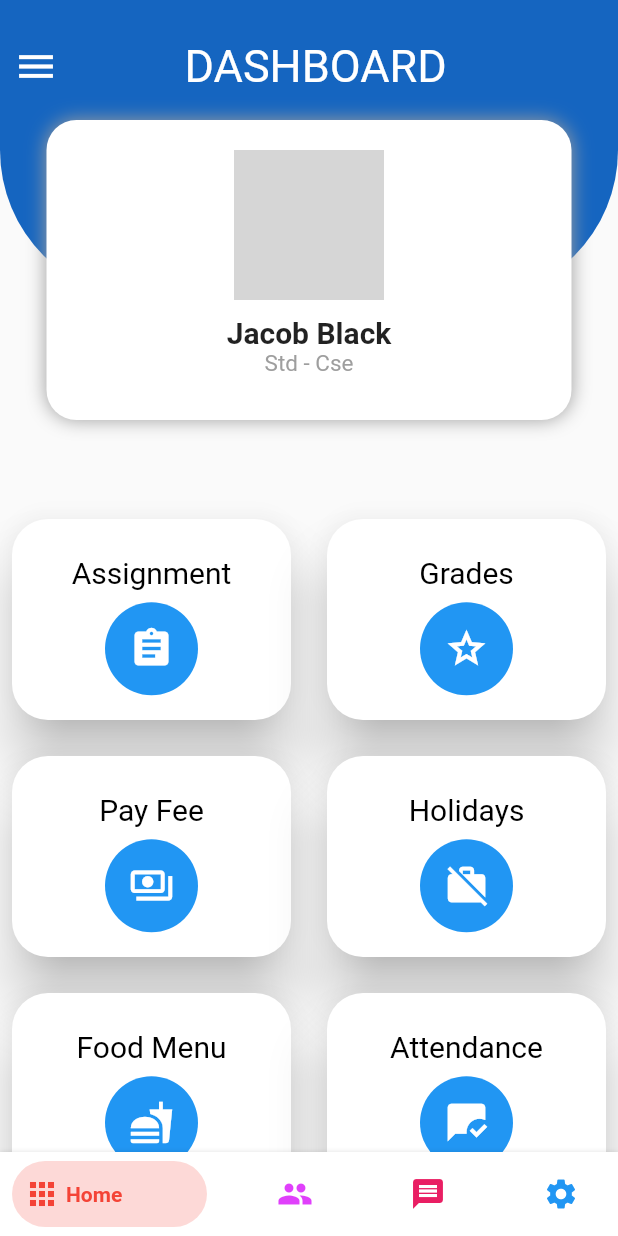
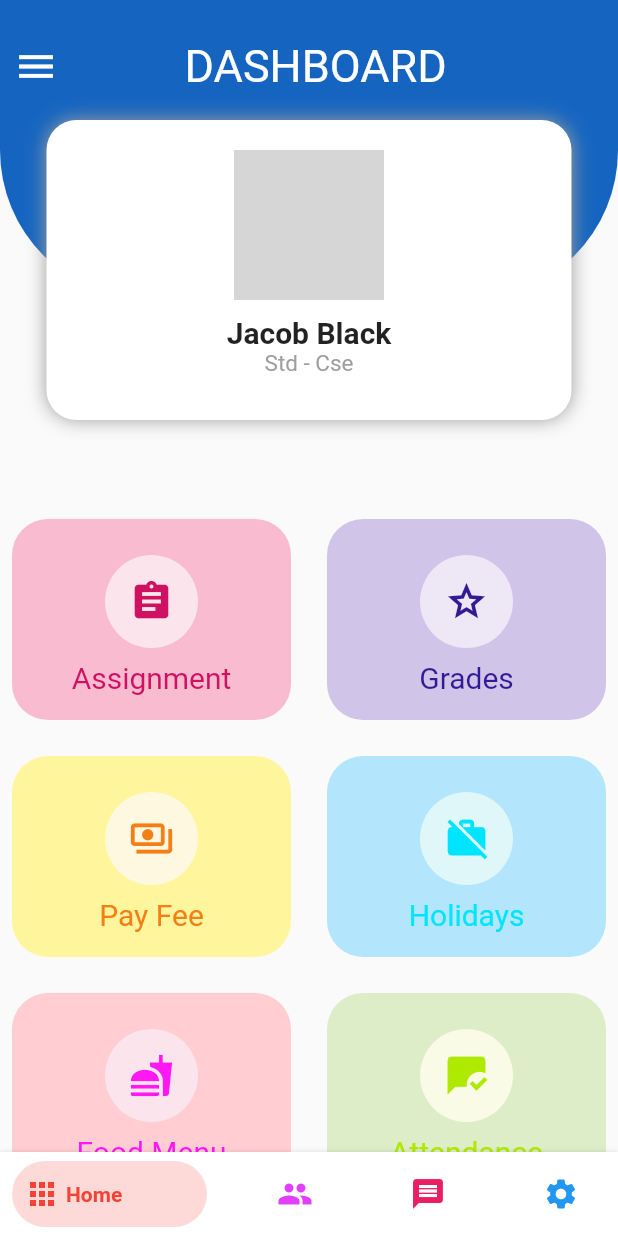
Before and after one commit to anurag-tekale/College-Management-App, a Flutter app: the Homescreen screen opened directly, on a phone screen of 412 x 824 dp. Run offline on Flutter 3.47's test engine with Material 2 defaults, Android fonts, the phone set to English and light mode, and no system bars; drawn by our look-alikes of bottom_navy_bar; our stand-ins replace flip_card, flutter_icons; missing offline and left inert: keyboard_visibility; network calls fail; grey boxes are pictures that could not be loaded.

Commit message:
dashboard,food menu,exam

```diff
--- a/lib/Pages/DashBoard/Students/Dashboard.dart
+++ b/lib/Pages/DashBoard/Students/Dashboard.dart
@@ -14,12 +14,13 @@ class Homescreen extends StatefulWidget {
 }
 
 class _HomescreenState extends State<Homescreen> {
-  Material MyItems(IconData icon, String heading, int color) {
+  Material MyItems(
+      IconData icon, String heading, int color1, int color2, int color3) {
     return Material(
-      color: Color(0xffFFFFFF),
-      shadowColor: Colors.black,
+      color: new Color(color1),
+      // shadowColor: Colors.black,
 
-      elevation: 16,
+      // elevation: 16,
       //shadowColor:
       borderRadius: BorderRadius.circular(24),
       child: Center(
@@ -31,27 +32,30 @@ class _HomescreenState extends State<Homescreen> {
               Column(
                 mainAxisAlignment: MainAxisAlignment.center,
                 children: <Widget>[
+                  SizedBox(
+                    height: 15,
+                  ),
+                  //icon button
+                  Material(
+                    color: new Color(color2),
+                    borderRadius: BorderRadius.circular(40),
+                    child: Padding(
+                      padding: const EdgeInsets.all(16),
+                      child: Icon(
+                        icon,
+                        color: new Color(color3),
+                        size: 30,
+                      ),
+                    ),
+                  ),
                   //text
                   Padding(
                     padding: const EdgeInsets.all(8),
                     child: Text(
                       heading,
                       style: TextStyle(
-                        color: Colors.black,
+                        color: new Color(color3),
                         fontSize: 20,
-                      ),
-                    ),
-                  ),
-                  //icon button
-                  Material(
-                    color: new Color(color),
-                    borderRadius: BorderRadius.circular(40),
-                    child: Padding(
-                      padding: const EdgeInsets.all(16),
-                      child: Icon(
-                        icon,
-                        color: Colors.white,
-                        size: 30,
                       ),
                     ),
                   ),
@@ -212,45 +216,49 @@ class _HomescreenState extends State<Homescreen> {
                     },
                     child: Padding(
                       padding: const EdgeInsets.all(8.0),
-                      child:
-                          MyItems(Icons.assignment, 'Assignment', 0xff2196F3),
+                      child: MyItems(Icons.assignment, 'Assignment', 0xffF8BBD0,
+                          0xffFCE4EC, 0xffCF1162),
                     ),
                   ),
                   Padding(
                     padding: const EdgeInsets.all(8.0),
-                    child: MyItems(Icons.grade_outlined, 'Grades', 0xff2196F3),
+                    child: MyItems(Icons.grade_outlined, 'Grades', 0xffD1C4E9,
+                        0xffEDE7F6, 0xff311B94),
                   ),
                   Padding(
                     padding: const EdgeInsets.all(8.0),
-                    child:
-                        MyItems(Icons.payments_outlined, 'Pay Fee', 0xff2196F3),
+                    child: MyItems(Icons.payments_outlined, 'Pay Fee',
+                        0xffFFF59D, 0xffFFF8E1, 0xffF57F17),
                   ),
                   Padding(
                     padding: const EdgeInsets.all(8.0),
-                    child: MyItems(Icons.work_off, 'Holidays', 0xff2196F3),
+                    child: MyItems(Icons.work_off, 'Holidays', 0xffB3E5Fc,
+                        0xffE0F7FA, 0xff00E5FF),
                   ),
                   Padding(
                     padding: const EdgeInsets.all(8.0),
-                    child: MyItems(Icons.fastfood, 'Food Menu', 0xff2196F3),
+                    child: MyItems(Icons.fastfood, 'Food Menu', 0xffffcdd2,
+                        0xffFCE4EC, 0xffff17f4),
                   ),
                   Padding(
                     padding: const EdgeInsets.all(8.0),
-                    child:
-                        MyItems(Icons.mark_chat_read, 'Attendance', 0xff2196F3),
+                    child: MyItems(Icons.mark_chat_read, 'Attendance',
+                        0xffdcedc8, 0xffF9fbe7, 0xfffaeea00),
                   ),
                   Padding(
                     padding: const EdgeInsets.all(8.0),
-                    child: MyItems(
-                        Icons.notifications, 'Announcement', 0xff2196F3),
+                    child: MyItems(Icons.notifications, 'Announcement',
+                        0xffe1bee7, 0xffF3e5f5, 0xff4a148c),
                   ),
                   Padding(
                     padding: const EdgeInsets.all(8.0),
-                    child: MyItems(
-                        Icons.book_online, 'Study Material', 0xff2196F3),
+                    child: MyItems(Icons.book_online, 'Study Material',
+                        0xffb2dfdb, 0xffe0f2f1, 0xff009688),
                   ),
                   Padding(
                     padding: const EdgeInsets.all(8.0),
-                    child: MyItems(Icons.text_snippet, 'Exam', 0xff2196F3),
+                    child: MyItems(Icons.text_snippet, 'Exam', 0xffccff90,
+                        0xffe8f5e9, 0xff1b5e20),
                   ),
                   GestureDetector(
                     onTap: () {
@@ -262,8 +270,8 @@ class _HomescreenState extends State<Homescreen> {
                     },
                     child: Padding(
                       padding: const EdgeInsets.all(8.0),
-                      child:
-                          MyItems(Icons.access_time, 'Time table', 0xff2196F3),
+                      child: MyItems(Icons.access_time, 'Time table',
+                          0xff64ffda, 0xffe0f7fa, 0xff004d40),
                     ),
                   ),
                 ],
--- a/lib/main.dart
+++ b/lib/main.dart
@@ -1,5 +1,8 @@
 import 'package:flutter/material.dart';
+import 'package:myapp/Pages/DashBoard/Students/Dashboard.dart';
+import 'package:myapp/Pages/ExamSchedule/ExamList.dart';
 import 'package:myapp/Pages/Intro&Login/Intro&loginpage.dart';
+import 'package:myapp/Pages/foodmenu.dart';
 
 void main() {
   runApp(MyApp());
@@ -15,7 +18,7 @@ class MyApp extends StatelessWidget {
       ),
       debugShowCheckedModeBanner: false,
       title: 'Mahindra University',
-      home: LoginPage(),
+      home: Homescreen(),
     );
   }
 }
--- a/pubspec.yaml
+++ b/pubspec.yaml
@@ -23,7 +23,6 @@ environment:
 dependencies:
   flutter:
     sdk: flutter
-
   # The following adds the Cupertino Icons font to your application.
   # Use with the CupertinoIcons class for iOS style icons.
   cupertino_icons: ^0.1.3
@@ -35,6 +34,7 @@ dependencies:
   flutter_svg: ^0.21.0+1
   google_fonts: ^2.0.0
   bottom_navy_bar: ^6.0.0
+  flip_card: ^0.5.0
 
 dev_dependencies:
   flutter_test:
@@ -52,6 +52,7 @@ flutter:
   # To add assets to your application, add an assets section, like this:
   assets:
     - assets/images/
+    - assets/pdfs/
 
   # An image asset can refer to one or more resolution-specific "variants", see
   # https://flutter.dev/assets-and-images/#resolution-aware.
```
Also changed, not shown: lib/Pages/ExamSchedule/ExamList.dart (added, +136 -0 lines), lib/Pages/foodmenu.dart (added, +296 -0 lines), pubspec.lock, 1 other file.
